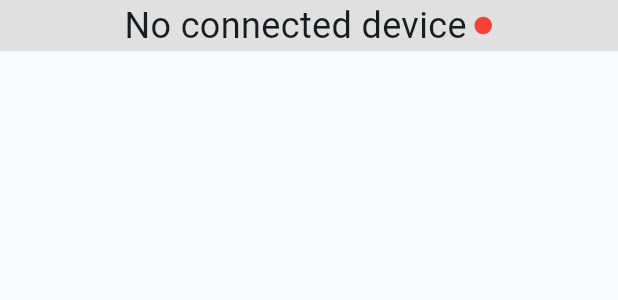
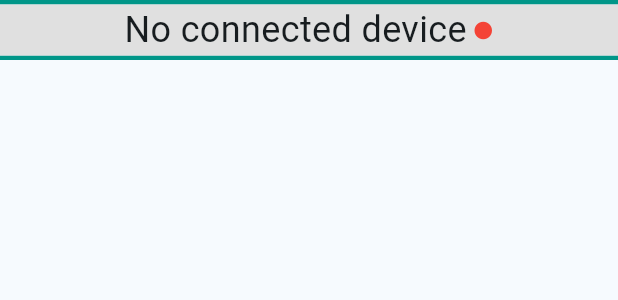
Before and after one commit to Sudo-Victor-Victory/ecg_app, a Flutter app: the EcgStatusWidget widget shown alone on an empty page, opened directly, on a phone screen of 412 x 824 dp. Shown: the top 300 px of the screen. Run offline on Flutter 3.47's test engine with Material 3 defaults, Android fonts, the phone set to English and light mode, and no system bars; our stand-ins replace flutter_blue_plus, permission_handler, shared_preferences, syncfusion_flutter_charts; accounts and stored records are empty.

Commit message:
Added a border on the device status widget, and added comments to handle ble init errors

```diff
--- a/lib/views/pages/ble_scanner.dart
+++ b/lib/views/pages/ble_scanner.dart
@@ -60,6 +60,7 @@ class _BleScannerState extends State<BleScanner> {
         print("Bluetooth is not ON");
       }
     } catch (e) {
+      // add some handeling for BLE init error.
       print("BLE init error: $e");
     }
   }
@@ -105,6 +106,7 @@ class _BleScannerState extends State<BleScanner> {
 
   @override
   void dispose() {
+    // add an if in here
     // Stops the stream from receiving updates.
     _scanSubscription.cancel();
     // Stops the bluetooth scan.
--- a/lib/views/widgets/ble_device_status.dart
+++ b/lib/views/widgets/ble_device_status.dart
@@ -12,8 +12,17 @@ class EcgStatusWidget extends StatelessWidget {
       builder: (context, device, _) {
         final bool isConnected = device != null;
 
-        return Material(
+        return Container(
+          decoration: BoxDecoration(
+            border: Border(
+              top: BorderSide(color: Colors.teal, width: 3),
+              bottom: BorderSide(color: Colors.teal, width: 3),
+            ),
+          ),
+
+          child: Material(
             color: isConnected ? Colors.tealAccent : Colors.grey.shade300,
+
             child: InkWell(
               onTap: () {
                 connectedDevice.value = null;
@@ -42,6 +51,7 @@ class EcgStatusWidget extends StatelessWidget {
                 ],
               ),
             ),
+          ),
         );
       },
     );
```
Lines whose indentation alone changed are shown as unchanged.
